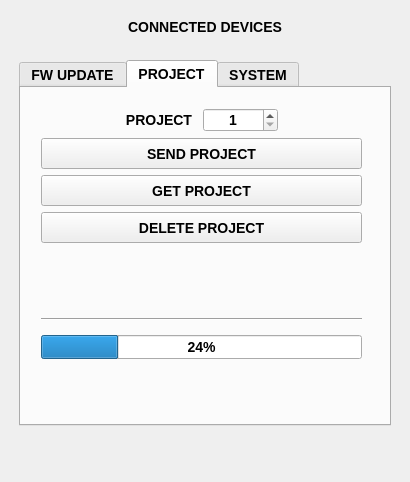
The window that apps/oxi_desktop/mainwindow.ui (OXI-Instruments/OXI-Desktop) describes before a commit, drawn with Qt 5.
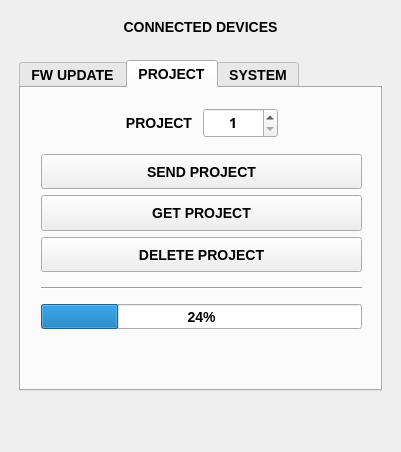
The same window after the commit. Icons and pictures are not drawn.

```diff
--- a/apps/oxi_desktop/mainwindow.ui
+++ b/apps/oxi_desktop/mainwindow.ui
@@ -6,8 +6,8 @@
    <rect>
     <x>0</x>
     <y>0</y>
-    <width>410</width>
-    <height>482</height>
+    <width>401</width>
+    <height>452</height>
    </rect>
   </property>
   <property name="windowTitle">
@@ -42,7 +42,7 @@
        <number>10</number>
       </property>
       <property name="bottomMargin">
-       <number>0</number>
+       <number>5</number>
       </property>
       <property name="spacing">
        <number>5</number>
@@ -127,6 +127,9 @@
           <verstretch>0</verstretch>
          </sizepolicy>
         </property>
+        <property name="tabPosition">
+         <enum>QTabWidget::North</enum>
+        </property>
         <property name="currentIndex">
          <number>1</number>
         </property>
@@ -258,20 +261,32 @@
           <property name="geometry">
            <rect>
             <x>20</x>
-            <y>20</y>
+            <y>10</y>
             <width>321</width>
-            <height>251</height>
+            <height>241</height>
            </rect>
           </property>
           <layout class="QVBoxLayout" name="verticalLayout_2">
+           <property name="sizeConstraint">
+            <enum>QLayout::SetDefaultConstraint</enum>
+           </property>
+           <property name="bottomMargin">
+            <number>10</number>
+           </property>
            <item>
             <layout class="QHBoxLayout" name="horizontalLayout_2">
              <property name="leftMargin">
               <number>80</number>
              </property>
+             <property name="topMargin">
+              <number>10</number>
+             </property>
              <property name="rightMargin">
               <number>80</number>
              </property>
+             <property name="bottomMargin">
+              <number>10</number>
+             </property>
              <item>
               <widget class="QLabel" name="label_3">
                <property name="minimumSize">
@@ -296,12 +311,29 @@
              </item>
              <item>
               <widget class="QDoubleSpinBox" name="project_index">
+               <property name="minimumSize">
+                <size>
+                 <width>0</width>
+                 <height>30</height>
+                </size>
+               </property>
                <property name="maximumSize">
                 <size>
                  <width>75</width>
-                 <height>16777215</height>
+                 <height>30</height>
                 </size>
                </property>
+               <property name="font">
+                <font>
+                 <family>Oswald</family>
+                 <pointsize>-1</pointsize>
+                 <italic>false</italic>
+                 <bold>true</bold>
+                </font>
+               </property>
+               <property name="focusPolicy">
+                <enum>Qt::ClickFocus</enum>
+               </property>
                <property name="alignment">
                 <set>Qt::AlignCenter</set>
                </property>
@@ -324,11 +356,23 @@
               <bool>true</bool>
              </property>
              <property name="sizePolicy">
-              <sizepolicy hsizetype="Minimum" vsizetype="Expanding">
+              <sizepolicy hsizetype="Minimum" vsizetype="Maximum">
                <horstretch>0</horstretch>
                <verstretch>0</verstretch>
               </sizepolicy>
              </property>
+             <property name="minimumSize">
+              <size>
+               <width>0</width>
+               <height>35</height>
+              </size>
+             </property>
+             <property name="maximumSize">
+              <size>
+               <width>16777215</width>
+               <height>40</height>
+              </size>
+             </property>
              <property name="text">
               <string>SEND PROJECT</string>
              </property>
@@ -337,11 +381,23 @@
            <item>
             <widget class="QPushButton" name="getProjectButton">
              <property name="sizePolicy">
-              <sizepolicy hsizetype="Minimum" vsizetype="Expanding">
+              <sizepolicy hsizetype="Minimum" vsizetype="Maximum">
                <horstretch>0</horstretch>
                <verstretch>0</verstretch>
               </sizepolicy>
              </property>
+             <property name="minimumSize">
+              <size>
+               <width>0</width>
+               <height>35</height>
+              </size>
+             </property>
+             <property name="maximumSize">
+              <size>
+               <width>16777215</width>
+               <height>40</height>
+              </size>
+             </property>
              <property name="text">
               <string>GET PROJECT</string>
              </property>
@@ -350,29 +406,28 @@
            <item>
             <widget class="QPushButton" name="deleteProjectButton">
              <property name="sizePolicy">
-              <sizepolicy hsizetype="Minimum" vsizetype="Expanding">
+              <sizepolicy hsizetype="Minimum" vsizetype="Maximum">
                <horstretch>0</horstretch>
                <verstretch>0</verstretch>
               </sizepolicy>
              </property>
+             <property name="minimumSize">
+              <size>
+               <width>0</width>
+               <height>35</height>
+              </size>
+             </property>
+             <property name="maximumSize">
+              <size>
+               <width>16777215</width>
+               <height>40</height>
+              </size>
+             </property>
              <property name="text">
               <string>DELETE PROJECT</string>
              </property>
             </widget>
            </item>
-           <item>
-            <spacer name="verticalSpacer_4">
-             <property name="orientation">
-              <enum>Qt::Vertical</enum>
-             </property>
-             <property name="sizeHint" stdset="0">
-              <size>
-               <width>20</width>
-               <height>60</height>
-              </size>
-             </property>
-            </spacer>
-           </item>
            <item>
             <widget class="Line" name="line">
              <property name="minimumSize">
@@ -391,7 +446,13 @@
              <property name="minimumSize">
               <size>
                <width>0</width>
-               <height>20</height>
+               <height>25</height>
+              </size>
+             </property>
+             <property name="maximumSize">
+              <size>
+               <width>16777215</width>
+               <height>25</height>
               </size>
              </property>
              <property name="value">
```
Left out of the diff: 121 changed lines with no effect on the pictures.
